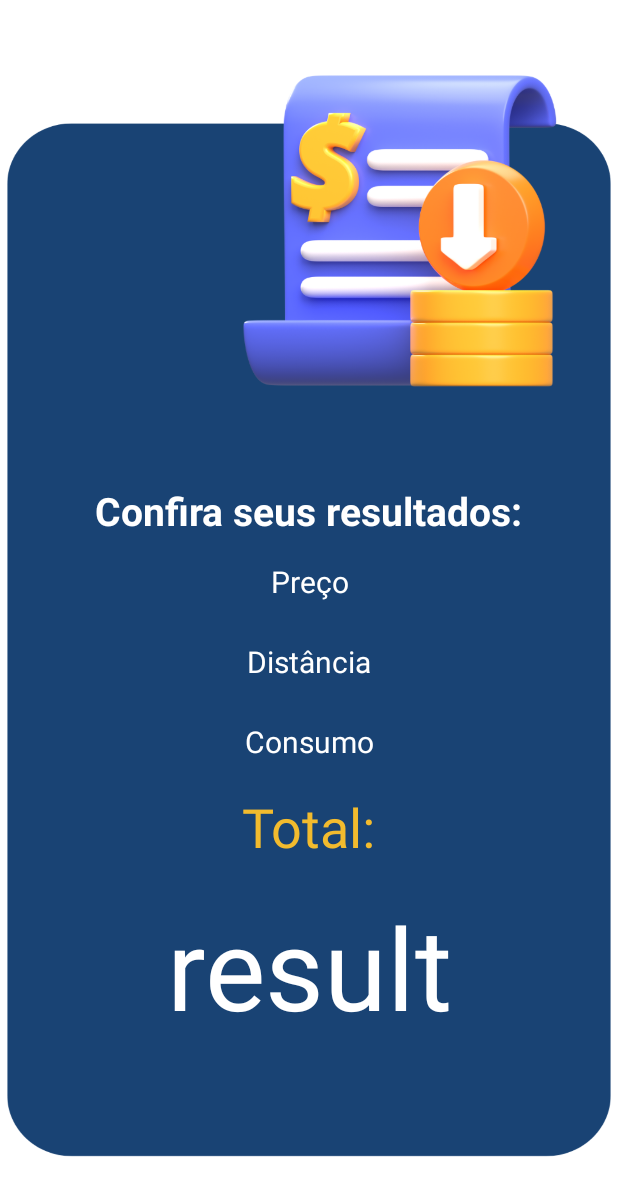
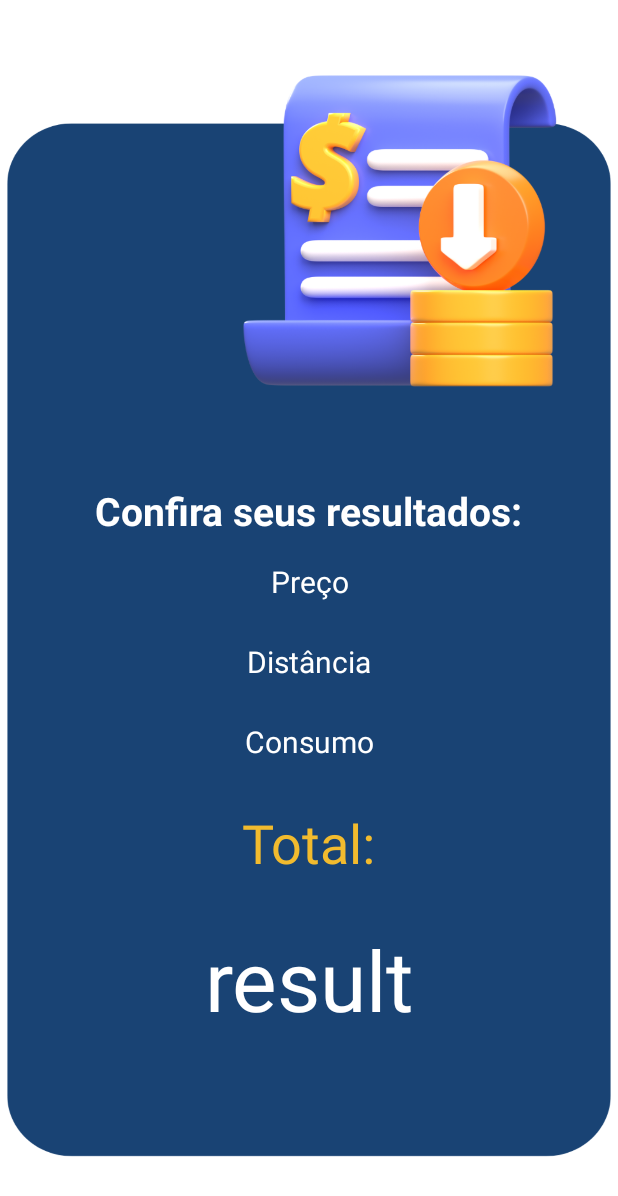
Before and after one commit to t3t30/Fuel-calculator, an Android app: the layout activity_result.xml on its own in the app's theme, with its tools: preview values and no code run, on a phone screen of 412 x 824 dp. Shown: the top 1196 px of the screen. Run offline under Robolectric (Android 15) with nearby library versions, the phone set to English and light mode, and no system bars.

Commit message:
The app its completely ready.

```diff
--- a/app/src/main/java/com/example/fuelcalculator/resultActivity.kt
+++ b/app/src/main/java/com/example/fuelcalculator/resultActivity.kt
@@ -28,13 +28,13 @@ class resultActivity : AppCompatActivity() {
         val resultformat = String.format("R$ %.2f", total)
         txtresult.text = resultformat
 
-        val precoformat = String.format("Preço da gasolina: %.2f", preco)
+        val precoformat = String.format("Preço da gasolina: R$ $preco")
         txtpreco.text = precoformat
 
-        val distanciaformat = String.format("Distância: %.2f" , distancia , "km %.2f")
+        val distanciaformat = String.format("Distância percorrida: $distancia km")
         txtdistancia.text = distanciaformat
 
-        val consumoformat = String.format("Consumo do carro: %.2f", consumo, "%.2f km/l")
+        val consumoformat = String.format("Consumo do carro:  $consumo km/l")
         txtconsumo.text = consumoformat
 
 
--- a/app/src/main/res/layout/activity_result.xml
+++ b/app/src/main/res/layout/activity_result.xml
@@ -17,7 +17,7 @@
         android:gravity="center"
         android:text="result"
         android:textColor="@color/white"
-        android:textSize="76sp"
+        android:textSize="56sp"
         app:layout_constraintBottom_toBottomOf="parent"
         app:layout_constraintEnd_toEndOf="parent"
         app:layout_constraintStart_toStartOf="parent"
```
